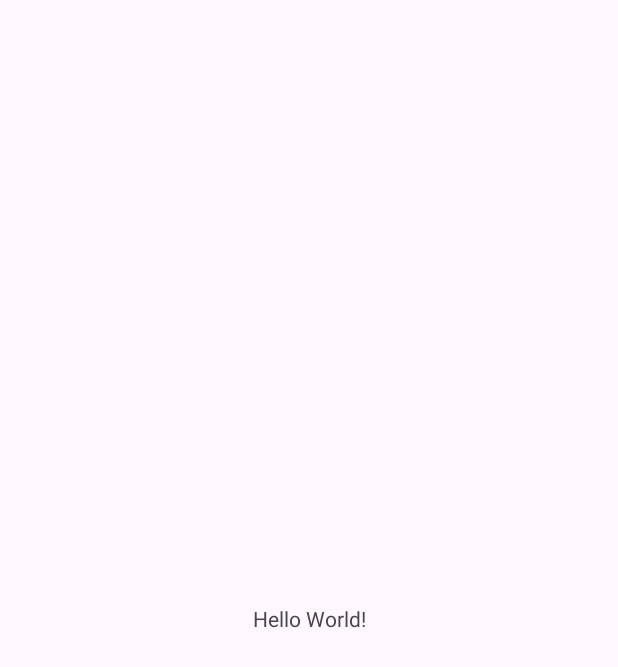
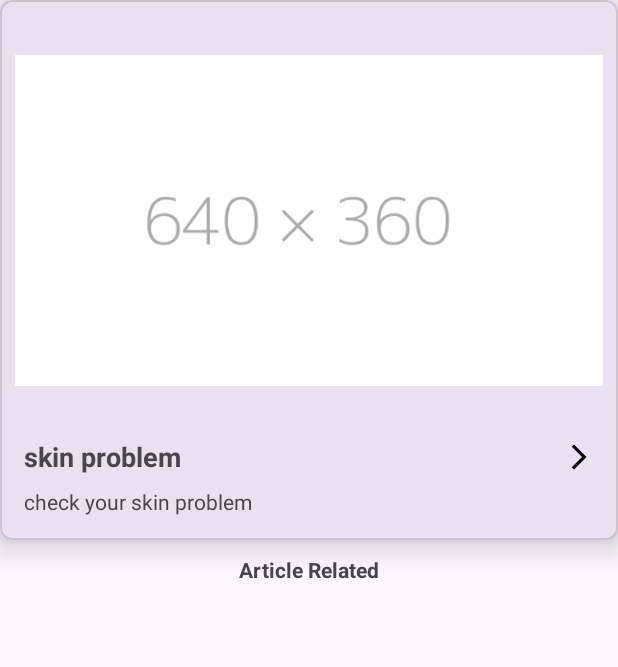
Before and after one commit to farys99/Capstone-Project-C23-PS371, an Android app: the screen it shows after launch (MainActivity), on a phone screen of 412 x 824 dp. Before the commit the part shown is almost empty. Shown: the top 667 px of the screen. Run offline under Robolectric (Android 15) with nearby library versions, the phone set to English and light mode, and no system bars.

Commit message:
main activity

```diff
--- a/app/build.gradle
+++ b/app/build.gradle
@@ -41,4 +41,5 @@ dependencies {
     testImplementation 'junit:junit:4.13.2'
     androidTestImplementation 'androidx.test.ext:junit:1.1.5'
     androidTestImplementation 'androidx.test.espresso:espresso-core:3.5.1'
+    implementation 'de.hdodenhof:circleimageview:3.1.0'
 }
--- /dev/null
+++ b/app/src/main/res/drawable/baseline_arrow_forward_ios_24.xml
@@ -0,0 +1,5 @@
+<vector android:autoMirrored="true" android:height="24dp"
+    android:tint="#000000" android:viewportHeight="24"
+    android:viewportWidth="24" android:width="24dp" xmlns:android="http://schemas.android.com/apk/res/android">
+    <path android:fillColor="@android:color/white" android:pathData="M6.23,20.23l1.77,1.77l10,-10l-10,-10l-1.77,1.77l8.23,8.23z"/>
+</vector>
--- a/app/src/main/res/layout/activity_main.xml
+++ b/app/src/main/res/layout/activity_main.xml
@@ -1,18 +1,120 @@
 <?xml version="1.0" encoding="utf-8"?>
-<androidx.constraintlayout.widget.ConstraintLayout xmlns:android="http://schemas.android.com/apk/res/android"
+<ScrollView xmlns:android="http://schemas.android.com/apk/res/android"
     xmlns:app="http://schemas.android.com/apk/res-auto"
     xmlns:tools="http://schemas.android.com/tools"
     android:layout_width="match_parent"
     android:layout_height="match_parent"
     tools:context=".MainActivity">
 
+    <androidx.constraintlayout.widget.ConstraintLayout
+        android:layout_width="match_parent"
+        android:layout_height="wrap_content">
+
+        <com.google.android.material.card.MaterialCardView
+            android:id="@+id/skin_problems_detection"
+            android:layout_width="match_parent"
+            android:layout_height="wrap_content"
+            android:clickable="true"
+            android:focusable="true"
+            android:foreground="?attr/selectableItemBackgroundBorderless"
+            app:cardCornerRadius="8dp"
+            app:cardElevation="12dp"
+            app:layout_constraintEnd_toEndOf="parent"
+            app:layout_constraintStart_toStartOf="parent"
+            app:layout_constraintTop_toTopOf="parent">
+
+            <LinearLayout
+                android:layout_width="match_parent"
+                android:layout_height="wrap_content"
+                android:orientation="vertical">
+
+                <ImageView
+                    android:layout_width="wrap_content"
+                    android:layout_height="274dp"
+                    android:layout_gravity="center_horizontal"
+                    android:layout_marginStart="10dp"
+                    android:layout_marginTop="10dp"
+                    android:layout_marginEnd="10dp"
+                    android:contentDescription="@string/text_content_desc_skin_problems"
+                    android:src="@drawable/dummy_image_2" />
+
+                <androidx.constraintlayout.widget.ConstraintLayout
+                    android:layout_width="match_parent"
+                    android:layout_height="wrap_content"
+                    android:layout_marginStart="16dp"
+                    android:layout_marginTop="8dp"
+                    android:layout_marginEnd="16dp"
+                    android:orientation="horizontal">
+
+                    <TextView
+                        style="@style/Header"
+                        android:layout_width="wrap_content"
+                        android:layout_height="wrap_content"
+                        android:text="@string/title_skin_problems"
+                        android:textSize="18sp"
+                        app:layout_constraintBottom_toBottomOf="parent"
+                        app:layout_constraintStart_toStartOf="parent"
+                        app:layout_constraintTop_toTopOf="parent" />
+
+                    <ImageView
+                        android:layout_width="20dp"
+                        android:layout_height="wrap_content"
+                        android:contentDescription="@string/text_content_desc_icon_arrow"
+                        android:src="@drawable/baseline_arrow_forward_ios_24"
+                        app:layout_constraintBottom_toBottomOf="parent"
+                        app:layout_constraintEnd_toEndOf="parent"
+                        app:layout_constraintTop_toTopOf="parent" />
+                </androidx.constraintlayout.widget.ConstraintLayout>
+
                 <TextView
                     android:layout_width="wrap_content"
                     android:layout_height="wrap_content"
-        android:text="Hello World!"
+                    android:layout_marginStart="16dp"
+                    android:layout_marginTop="8dp"
+                    android:layout_marginEnd="16dp"
+                    android:layout_marginBottom="16dp"
+                    android:text="@string/detail_skin_problems"
+                    android:textSize="14sp" />
+            </LinearLayout>
+        </com.google.android.material.card.MaterialCardView>
+
+
+        <TextView
+            android:id="@+id/textView2"
+            style="@style/Header"
+            android:layout_width="wrap_content"
+            android:layout_height="wrap_content"
+            android:layout_marginTop="10dp"
+            android:layout_marginBottom="10dp"
+            android:text="@string/title_article"
             app:layout_constraintBottom_toBottomOf="parent"
             app:layout_constraintEnd_toEndOf="parent"
             app:layout_constraintStart_toStartOf="parent"
-        app:layout_constraintTop_toTopOf="parent" />
+            app:layout_constraintTop_toBottomOf="@+id/skin_problems_detection"
+            app:layout_constraintVertical_bias="0.0" />
+
+        <androidx.viewpager2.widget.ViewPager2
+            android:id="@+id/view_pager"
+            android:layout_width="match_parent"
+            android:layout_height="370dp"
+            android:layout_marginTop="8dp"
+            app:layout_constraintEnd_toEndOf="parent"
+            app:layout_constraintHorizontal_bias="0.0"
+            app:layout_constraintStart_toStartOf="parent"
+            app:layout_constraintTop_toBottomOf="@+id/textView2" />
+
+        <!--        <ProgressBar-->
+<!--            android:id="@+id/progressBar"-->
+<!--            style="?android:attr/progressBarStyle"-->
+<!--            android:layout_width="wrap_content"-->
+<!--            android:layout_height="wrap_content"-->
+<!--            app:layout_constraintBottom_toBottomOf="parent"-->
+<!--            app:layout_constraintEnd_toEndOf="parent"-->
+<!--            app:layout_constraintStart_toStartOf="parent"-->
+<!--            app:layout_constraintTop_toTopOf="parent"-->
+<!--            tools:visibility="visible" />-->
 
     </androidx.constraintlayout.widget.ConstraintLayout>
+
+
+</ScrollView>
--- a/app/src/main/res/values/strings.xml
+++ b/app/src/main/res/values/strings.xml
@@ -1,3 +1,8 @@
 <resources>
     <string name="app_name">DermaDetect</string>
+    <string name="text_content_desc_skin_problems">image skin problem\n</string>
+    <string name="title_skin_problems">skin problem</string>
+    <string name="detail_skin_problems">check your skin problem</string>
+    <string name="text_content_desc_icon_arrow">ini panah</string>
+    <string name="title_article">Article Related</string>
 </resources>
--- a/app/src/main/res/values/themes.xml
+++ b/app/src/main/res/values/themes.xml
@@ -6,4 +6,7 @@
     </style>
 
     <style name="Theme.DermaDetect" parent="Base.Theme.DermaDetect" />
+    <style name="Header">
+        <item name="android:textStyle">bold</item>
+    </style>
 </resources>
```
Also changed, not shown: app/src/main/res/drawable/dummy_image_2.png (added), app/src/main/res/drawable/dummy_photos.jpg (added). Lines whose indentation alone changed are shown as unchanged.
